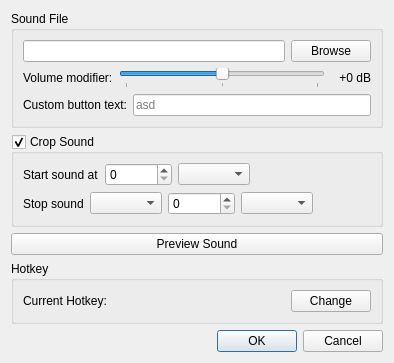
Old version of the form src/soundsettings_qt.ui in the repository MGraefe/RP-Soundboard.
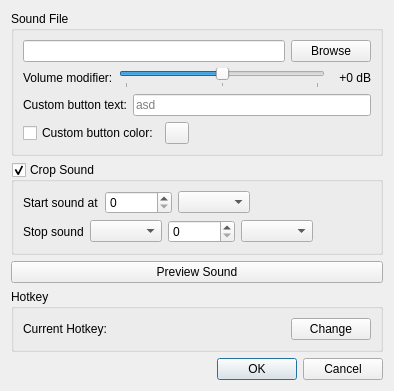
New version of the form. Icons and pictures are not drawn.

Commit message: Custom colors for buttons

The edit to the form file:
```diff
--- a/src/soundsettings_qt.ui
+++ b/src/soundsettings_qt.ui
@@ -7,7 +7,7 @@
     <x>0</x>
     <y>0</y>
     <width>394</width>
-    <height>349</height>
+    <height>380</height>
    </rect>
   </property>
   <property name="windowTitle">
@@ -111,6 +111,43 @@
         </item>
        </layout>
       </item>
+      <item>
+       <layout class="QHBoxLayout" name="horizontalLayout_7">
+        <item>
+         <widget class="QCheckBox" name="colorCheckBox">
+          <property name="text">
+           <string>Custom button color:</string>
+          </property>
+         </widget>
+        </item>
+        <item>
+         <widget class="QPushButton" name="colorButton">
+          <property name="maximumSize">
+           <size>
+            <width>24</width>
+            <height>24</height>
+           </size>
+          </property>
+          <property name="text">
+           <string/>
+          </property>
+         </widget>
+        </item>
+        <item>
+         <spacer name="horizontalSpacer_4">
+          <property name="orientation">
+           <enum>Qt::Horizontal</enum>
+          </property>
+          <property name="sizeHint" stdset="0">
+           <size>
+            <width>40</width>
+            <height>20</height>
+           </size>
+          </property>
+         </spacer>
+        </item>
+       </layout>
+      </item>
      </layout>
     </widget>
    </item>
```
The commit also changes 8 other files.
